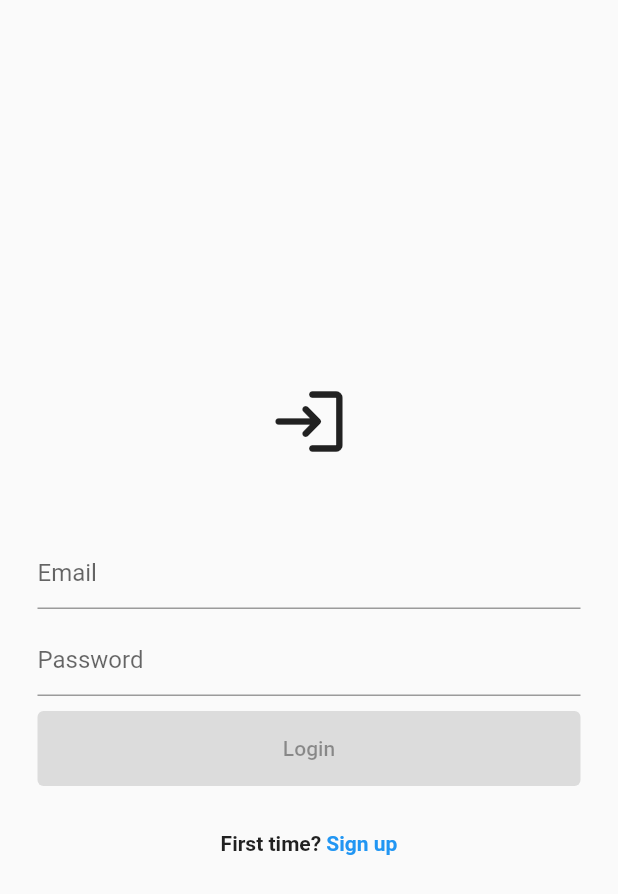
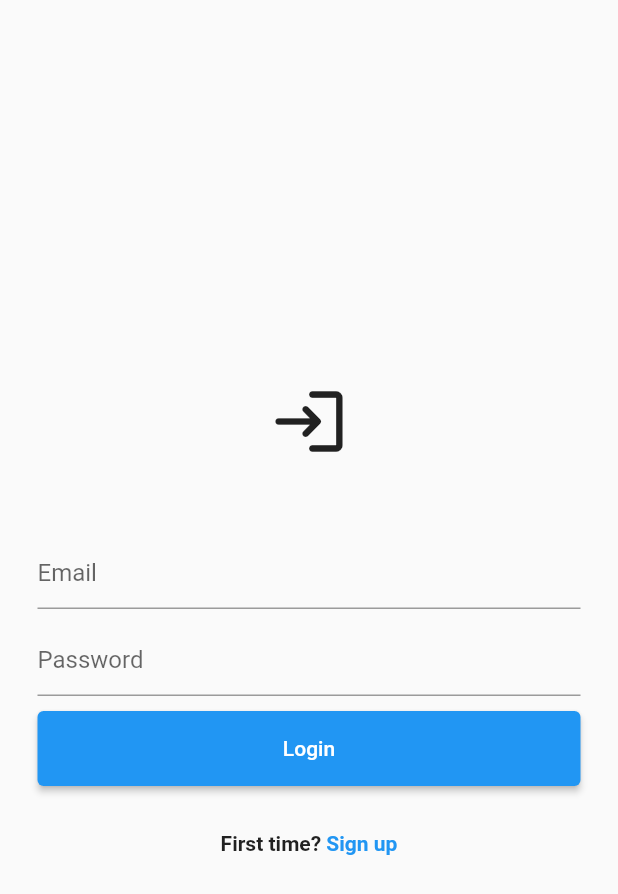
Before and after one commit to AliMaddahi99/telegram_main_page, a Flutter app: the screen it shows after launch, on a phone screen of 412 x 824 dp. Shown: the top 894 px of the screen. Run offline on Flutter 3.47's test engine with Material 2 defaults, Android fonts, the phone set to English and light mode, and no system bars; our stand-ins replace get.

Commit message:
move the login page to Form and change the validate system

```diff
--- a/lib/main.dart
+++ b/lib/main.dart
@@ -22,14 +22,14 @@ class MyApp extends StatelessWidget {
   Widget build(BuildContext context) {
     return GetMaterialApp(
       debugShowCheckedModeBanner: false,
-      home: const LoginPage(),
+      home: LoginPage(),
       theme: MyTheme.light,
       darkTheme: MyTheme.dark,
       initialRoute: "/login",
       getPages: [
         GetPage(
           name: "/login",
-          page: () => const LoginPage(),
+          page: () => LoginPage(),
         ),
         GetPage(
           name: "/home",
--- a/lib/screens/login_page.dart
+++ b/lib/screens/login_page.dart
@@ -2,18 +2,13 @@ import 'package:flutter/material.dart';
 
 import 'package:get/get.dart';
 
-class LoginPage extends StatefulWidget {
-  const LoginPage({Key? key}) : super(key: key);
+class LoginPage extends StatelessWidget {
+  LoginPage({Key? key}) : super(key: key);
 
-  @override
-  State<LoginPage> createState() => _LoginPageState();
-}
-
-class _LoginPageState extends State<LoginPage> {
   final _emailTextController = TextEditingController();
   final _passwordTextController = TextEditingController();
 
-  bool isEmail = false;
+  final _formKey = GlobalKey<FormState>();
 
   @override
   Widget build(BuildContext context) {
@@ -34,8 +29,14 @@ class _LoginPageState extends State<LoginPage> {
                 height: 50.0,
               ),
 
-              // Email Text Field
-              TextField(
+              Form(
+                key: _formKey,
+                child: Column(
+                  children: [
+                    // Email TextField
+                    Padding(
+                      padding: const EdgeInsets.only(bottom: 10.0),
+                      child: TextFormField(
                         controller: _emailTextController,
                         decoration: InputDecoration(
                           focusedBorder: UnderlineInputBorder(
@@ -45,19 +46,22 @@ class _LoginPageState extends State<LoginPage> {
                           ),
                           hintText: "Email",
                         ),
-                onChanged: (text) {
-                  setState(() {
-                    isEmail = GetUtils.isEmail(text);
-                  });
+                        validator: (value) {
+                          if (!GetUtils.isEmail(value!)) {
+                            return "Please enter your email";
+                          }
+                          if (value != "ali@gmail.com") {
+                            return "Email is not correct";
+                          }
+                          return null;
                         },
                       ),
-
-              const SizedBox(
-                height: 10.0,
                     ),
 
-              // Password Text Field
-              TextField(
+                    // Password TextField
+                    Padding(
+                      padding: const EdgeInsets.only(bottom: 10.0),
+                      child: TextFormField(
                         controller: _passwordTextController,
                         obscureText: true,
                         decoration: InputDecoration(
@@ -68,10 +72,16 @@ class _LoginPageState extends State<LoginPage> {
                             ),
                           ),
                         ),
+                        validator: (value) {
+                          if (value == null || value.isEmpty) {
+                            return "Please enter your password";
+                          }
+                          if (value != "123") {
+                            return "Password is not correct";
+                          }
+                          return null;
+                        },
                       ),
-
-              const SizedBox(
-                height: 10.0,
                     ),
 
                     // Login Button
@@ -80,23 +90,15 @@ class _LoginPageState extends State<LoginPage> {
                         minimumSize: const Size(double.infinity, 50.0),
                         primary: Theme.of(context).colorScheme.secondary,
                       ),
-                // onPressed: controller.isEmail.value
-                onPressed: isEmail
-                    ? () {
-                        if (GetUtils.isEmail(_emailTextController.text) &&
-                            _emailTextController.text == "ali@gmail.com" &&
-                            _passwordTextController.text == "123") {
+                      onPressed: () {
+                        if (_formKey.currentState!.validate()) {
                           Get.toNamed("/home");
-                        } else {
-                          Get.snackbar(
-                            "WRONG",
-                            "Email or Password is not correct!",
-                            backgroundColor: Colors.red,
-                          );
                         }
-                      }
-                    : null,
+                      },
                       child: const Text("Login"),
+                    ),
+                  ],
+                ),
               ),
 
               const SizedBox(
```
Lines whose indentation alone changed are shown as unchanged.
